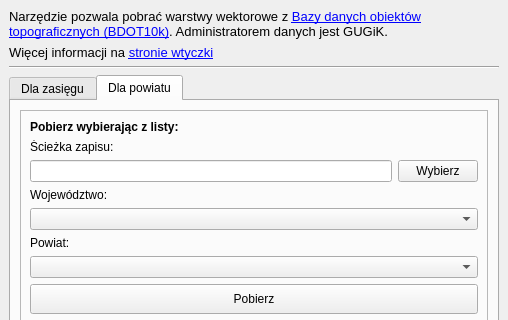
Before: the Qt Designer form gissupport_plugin/modules/data_downloader/prg_address/prg_address_dockwidget.ui in gis-support/gis-support-plugin, drawn with Qt 5; both pictures show x 0 to 508 and y 0 to 320 of the 508 by 796 pixel window.
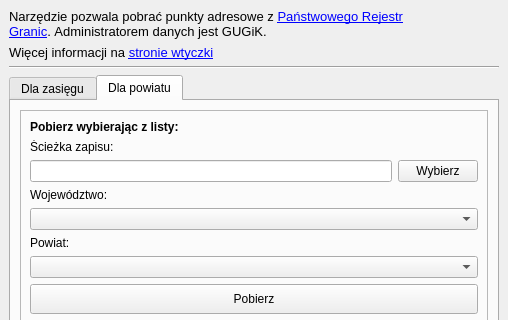
After: the same form once the commit is applied.

Commit message: Zmiana wyświetlanego tekstu oraz linku

The edit to the form file:
```diff
--- a/gissupport_plugin/modules/data_downloader/prg_address/prg_address_dockwidget.ui
+++ b/gissupport_plugin/modules/data_downloader/prg_address/prg_address_dockwidget.ui
@@ -18,7 +18,7 @@
     <item>
      <widget class="QLabel" name="descLabel">
       <property name="text">
-       <string>&lt;html&gt;&lt;head/&gt;&lt;body&gt;&lt;p&gt;&lt;span style=&quot; font-size:10pt;&quot;&gt;Narzędzie pozwala pobrać warstwy wektorowe z &lt;a href=&quot;https://www.geoportal.gov.pl/pl/dane/baza-danych-obiektow-topograficznych-bdot10k/&quot;&gt;&lt;span style=&quot; text-decoration: underline; color:#0000ff;&quot;&gt;Bazy danych obiektów topograficznych (BDOT10k)&lt;/span&gt;&lt;/a&gt;. Administratorem danych jest GUGiK. &lt;/span&gt;&lt;/p&gt;&lt;/body&gt;&lt;/html&gt;</string>
+       <string>&lt;html&gt;&lt;head/&gt;&lt;body&gt;&lt;p&gt;&lt;span style=&quot; font-size:10pt;&quot;&gt;Narzędzie pozwala pobrać punkty adresowe z &lt;a href=&quot;https://www.geoportal.gov.pl/pl/dane/panstwowy-rejestr-granic-prg/&quot;&gt;&lt;span style=&quot; text-decoration: underline; color:#0000ff;&quot;&gt;Państwowego Rejestr Granic&lt;/span&gt;&lt;/a&gt;.&amp;nbsp;Administratorem danych jest GUGiK. &lt;/span&gt;&lt;/p&gt;&lt;/body&gt;&lt;/html&gt;</string>
       </property>
       <property name="wordWrap">
        <bool>true</bool>
```
